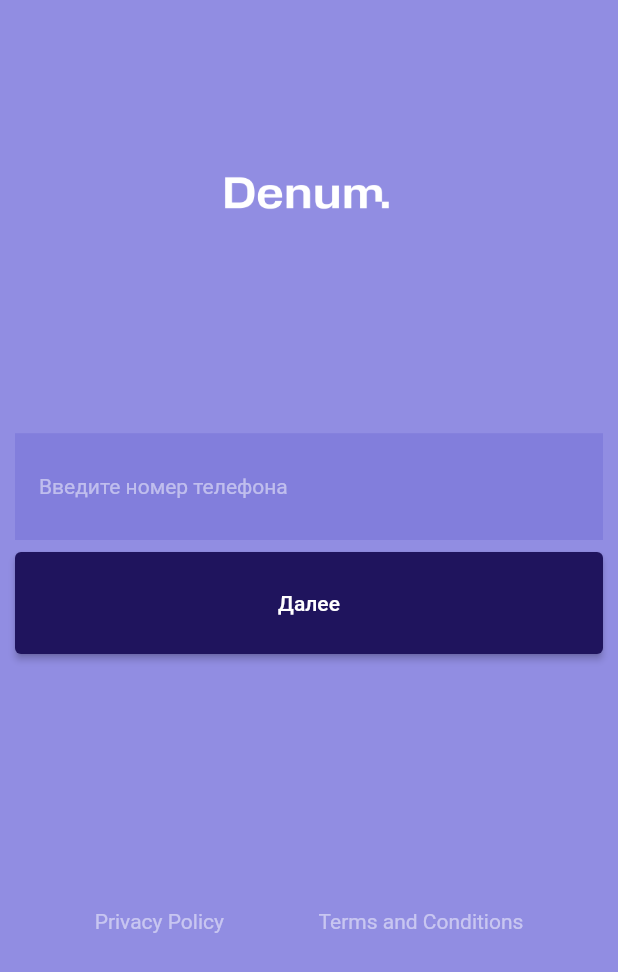
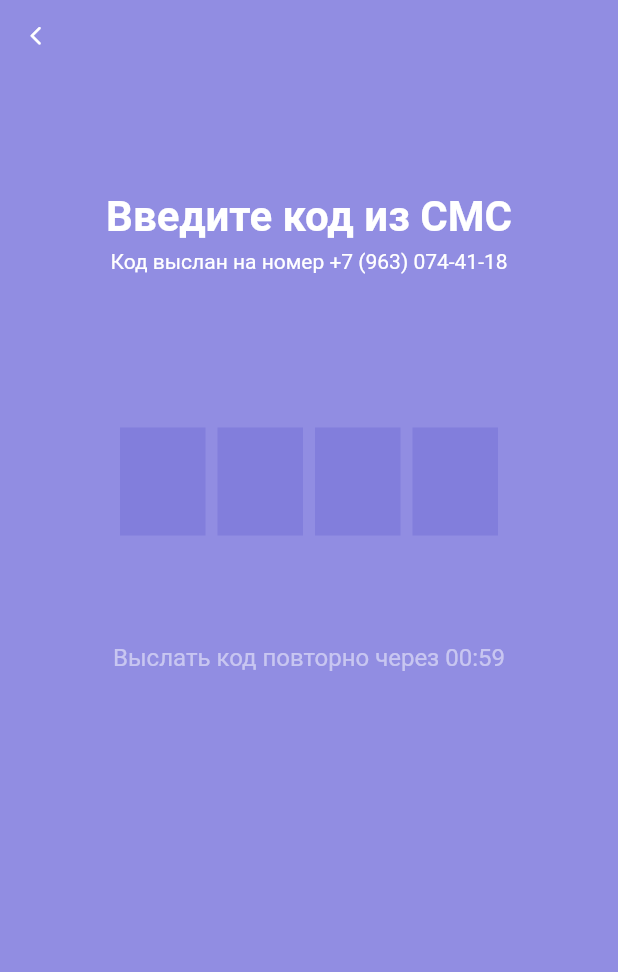
Before and after one commit to khudysh/Incetro-Test, a Flutter app: the screen it shows after launch, after a tap on "Далее", on a phone screen of 412 x 824 dp. Shown: the top 972 px of the screen. Run offline on Flutter 3.47's test engine with Material 2 defaults, Android fonts, the phone set to English and light mode, and no system bars; drawn by our look-alikes of pinput; our stand-ins replace mask_text_input_formatter.

Commit message:
Added code screen, decoration, changed project structure

```diff
--- a/lib/main.dart
+++ b/lib/main.dart
@@ -1,4 +1,4 @@
-import 'package:denum_test_app/screens/login/phone_num_screen.dart';
+import 'package:denum_test_app/screens/phone_num/phone_num_screen.dart';
 import 'package:flutter/material.dart';
 
 void main() {
@@ -12,7 +12,7 @@ class MyApp extends StatelessWidget {
   @override
   Widget build(BuildContext context) {
     return MaterialApp(
-      title: 'Flutter Demo',
+      title: 'Denum Demo',
       debugShowCheckedModeBanner: false,
       theme: ThemeData(
       ),
--- /dev/null
+++ b/lib/screens/code/code_decoration.dart
@@ -0,0 +1,18 @@
+import 'package:pinput/pinput.dart';
+import 'package:flutter/material.dart';
+
+final defaultPinTheme = PinTheme(
+  width: 57,
+  height: 72,
+  textStyle:
+      TextStyle(fontSize: 22, color: Colors.white, fontWeight: FontWeight.w600),
+  decoration: BoxDecoration(
+    color: Color(0xFF827EDC),
+    border: Border.all(color: Color(0xFF827EDC)),
+    borderRadius: BorderRadius.zero,
+  ),
+);
+
+final focusedPinTheme = defaultPinTheme.copyDecorationWith(
+  border: Border.all(color: Color.fromARGB(255, 117, 114, 190)),
+);
--- /dev/null
+++ b/lib/screens/code/code_screen.dart
@@ -0,0 +1,78 @@
+import 'package:denum_test_app/screens/code/code_decoration.dart';
+import 'package:denum_test_app/screens/profile/profile_screen.dart';
+import 'package:flutter/material.dart';
+import 'package:denum_test_app/screens/phone_num/phone_num_errmsg.dart';
+import 'package:denum_test_app/screens/phone_num/phone_num_decoration.dart';
+import 'package:pinput/pinput.dart';
+
+class CodeScreen extends StatelessWidget {
+  const CodeScreen({super.key});
+
+  @override
+  Widget build(BuildContext context) {
+    return SafeArea(
+      child: Scaffold(
+        backgroundColor: const Color(0xFF918DE2),
+        body: SingleChildScrollView(
+          child: Column(children: [
+            Row(
+              crossAxisAlignment: CrossAxisAlignment.start,
+              children: [
+                IconButton(
+                  onPressed: () => {Navigator.pop(context)},
+                  icon: const Icon(
+                    Icons.arrow_back_ios_rounded,
+                    size: 15.0,
+                    color: Colors.white,
+                  ),
+                )
+              ],
+            ),
+            Container(
+                margin: const EdgeInsets.only(top: 80),
+                child: const Text("Введите код из СМС",
+                    style: TextStyle(
+                        color: Colors.white,
+                        fontSize: 28,
+                        fontWeight: FontWeight.bold))),
+            Container(
+                margin: const EdgeInsets.only(top: 5),
+                child: const Text("Код выслан на номер +7 (963) 074-41-18",
+                    style: TextStyle(
+                      color: Colors.white,
+                      fontSize: 14,
+                    ))),
+            Container(
+                padding: const EdgeInsets.fromLTRB(10, 95, 10, 0),
+                margin: const EdgeInsets.only(top: 8),
+                child: Pinput(
+                  defaultPinTheme: defaultPinTheme,
+                  focusedPinTheme: focusedPinTheme,
+                  validator: (s) {
+                    return s == '1234' ? null : 'Pin is incorrect';
+                  },
+                  pinputAutovalidateMode: PinputAutovalidateMode.onSubmit,
+                  onCompleted: (pin) => {
+                      Navigator.of(context).push(
+                        MaterialPageRoute(
+                          builder: (context) => const ProfileScreen(),
+                        ),
+                      )
+                    },
+                )),
+            Padding(
+              padding: const EdgeInsets.only(top: 72),
+              child: Container(
+                  child: const
+                    Text("Выслать код повторно через 00:59",
+                        style: TextStyle(
+                          fontSize: 16,
+                            color: Color.fromRGBO(255, 255, 255, 0.5))),
+                  ),
+            )
+          ]),
+        ),
+      ),
+    );
+  }
+}
--- a/lib/screens/login/phone_num_screen.dart
+++ b/lib/screens/phone_num/phone_num_screen.dart
@@ -1,6 +1,7 @@
+import 'package:denum_test_app/screens/code/code_screen.dart';
 import 'package:flutter/material.dart';
-import 'package:denum_test_app/screens/login/login_errmsg.dart';
-import 'package:denum_test_app/screens/login/login_input_decoration.dart';
+import 'package:denum_test_app/screens/phone_num/phone_num_errmsg.dart';
+import 'package:denum_test_app/screens/phone_num/phone_num_decoration.dart';
 
 class PhoneNumScreen extends StatelessWidget {
   const PhoneNumScreen({super.key});
@@ -59,7 +60,13 @@ class PhoneNumScreen extends StatelessWidget {
                         style: TextStyle(fontSize: 14),
                       ),
                     ),
-                    onPressed: () {},
+                    onPressed: () {
+                      Navigator.of(context).push(
+                        MaterialPageRoute(
+                          builder: (context) => const CodeScreen(),
+                        ),
+                      );
+                    },
                   ),
                 ),
                 Padding(
--- a/pubspec.yaml
+++ b/pubspec.yaml
@@ -48,6 +48,8 @@ dev_dependencies:
   # rules and activating additional ones.
   flutter_lints: ^2.0.0
   mask_text_input_formatter: ^2.4.0
+  pinput: ^2.2.16
+  provider: ^6.0.4
 
 # For information on the generic Dart part of this file, see the
 # following page: https://dart.dev/tools/pub/pubspec
```
Also changed, not shown: lib/screens/profile/profile_screen.dart (+90 -0 lines), lib/screens/login/code_screen.dart (deleted), lib/screens/phone_num/phone_num_decoration.dart (renamed from lib/screens/login/login_input_decoration.dart), lib/screens/phone_num/phone_num_errmsg.dart (renamed from lib/screens/login/login_errmsg.dart), pubspec.lock, 5 other files.
